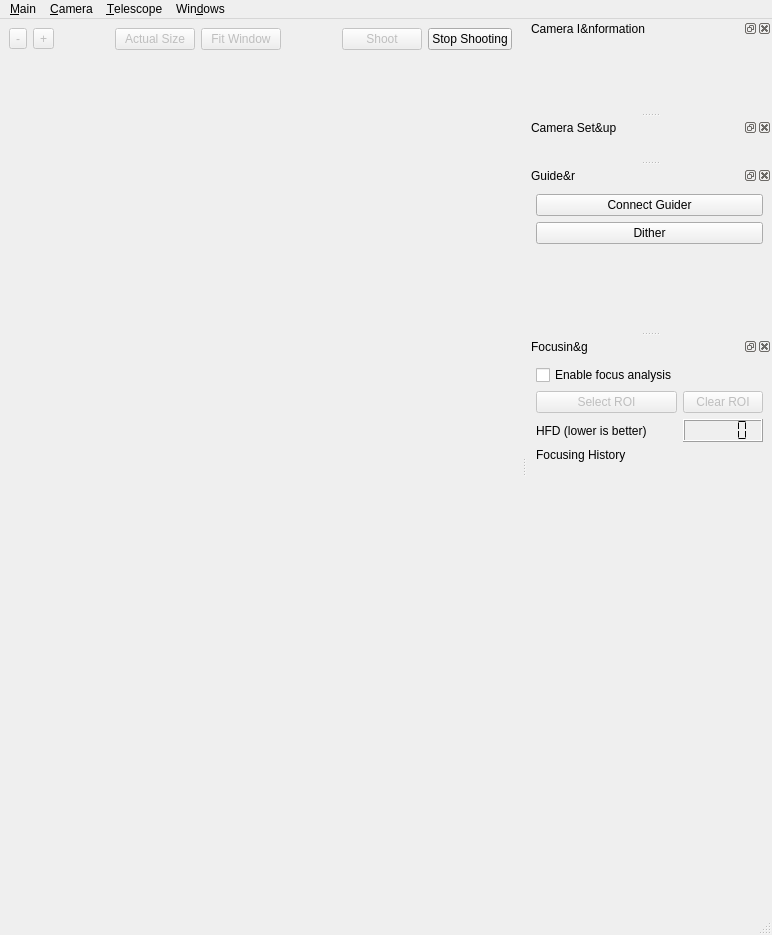
The window that dslr-qt-shooter/ui/dslr_shooter_window.ui (Edlward/GalaxyHunter) describes before a commit, drawn with Qt 5.
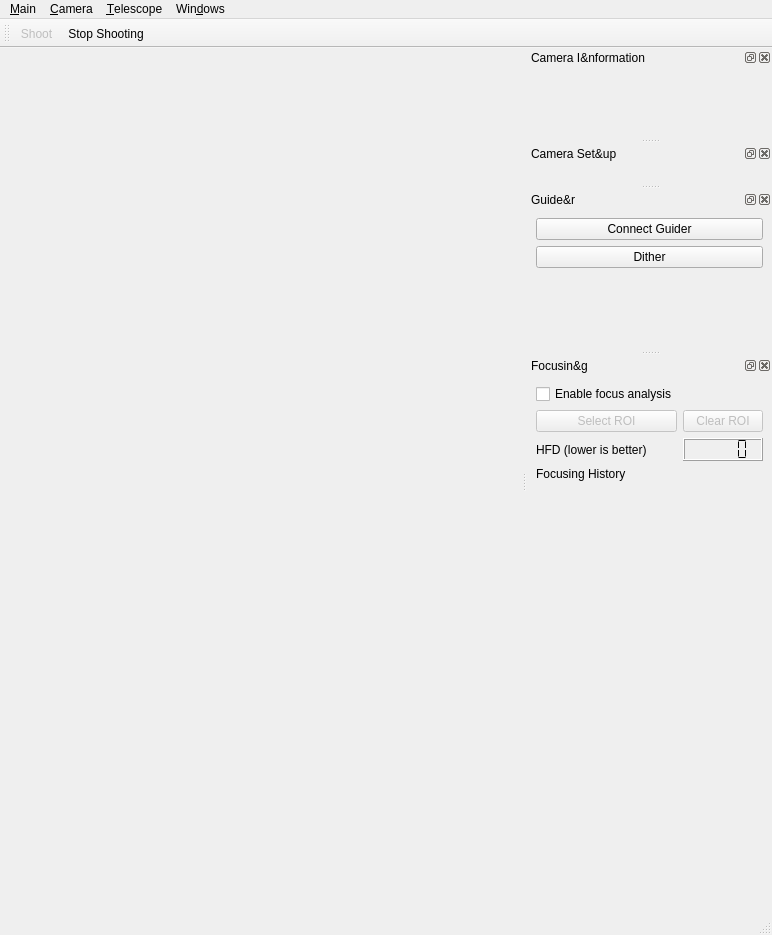
The same window after the commit. Icons and pictures are not drawn. Custom widgets are drawn as their Qt base class.

```diff
--- a/dslr-qt-shooter/ui/dslr_shooter_window.ui
+++ b/dslr-qt-shooter/ui/dslr_shooter_window.ui
@@ -15,112 +15,14 @@
   </property>
   <widget class="QWidget" name="centralwidget">
    <layout class="QGridLayout" name="gridLayout">
-    <item row="0" column="0">
-     <layout class="QVBoxLayout" name="verticalLayout_2">
-      <item>
-       <layout class="QHBoxLayout" name="horizontalLayout_2">
-        <item>
-         <widget class="QToolButton" name="zoomOut">
-          <property name="enabled">
-           <bool>false</bool>
-          </property>
-          <property name="text">
-           <string>-</string>
-          </property>
-         </widget>
-        </item>
-        <item>
-         <widget class="QToolButton" name="zoomIn">
-          <property name="enabled">
-           <bool>false</bool>
-          </property>
-          <property name="text">
-           <string>+</string>
-          </property>
-         </widget>
-        </item>
-        <item>
-         <spacer name="horizontalSpacer">
-          <property name="orientation">
-           <enum>Qt::Horizontal</enum>
-          </property>
-          <property name="sizeHint" stdset="0">
-           <size>
-            <width>40</width>
-            <height>20</height>
-           </size>
-          </property>
-         </spacer>
-        </item>
-        <item>
-         <widget class="QPushButton" name="zoomActualSize">
-          <property name="enabled">
-           <bool>false</bool>
-          </property>
-          <property name="text">
-           <string>Actual Size</string>
-          </property>
-         </widget>
-        </item>
-        <item>
-         <widget class="QPushButton" name="zoomFit">
-          <property name="enabled">
-           <bool>false</bool>
-          </property>
-          <property name="text">
-           <string>Fit Window</string>
-          </property>
-         </widget>
-        </item>
-        <item>
-         <spacer name="horizontalSpacer_2">
-          <property name="orientation">
-           <enum>Qt::Horizontal</enum>
-          </property>
-          <property name="sizeHint" stdset="0">
-           <size>
-            <width>40</width>
-            <height>20</height>
-           </size>
-          </property>
-         </spacer>
-        </item>
-        <item>
-         <widget class="QPushButton" name="shoot">
-          <property name="enabled">
-           <bool>false</bool>
-          </property>
-          <property name="text">
-           <string>Shoot</string>
-          </property>
-          <property name="flat">
-           <bool>false</bool>
-          </property>
-         </widget>
-        </item>
-        <item>
-         <widget class="QPushButton" name="stopShooting">
-          <property name="enabled">
-           <bool>true</bool>
-          </property>
-          <property name="text">
-           <string>Stop Shooting</string>
-          </property>
-         </widget>
-        </item>
-       </layout>
-      </item>
-      <item>
-       <widget class="ZoomableImage" name="imageContainer" native="true">
-        <property name="sizePolicy">
-         <sizepolicy hsizetype="Expanding" vsizetype="Expanding">
-          <horstretch>0</horstretch>
-          <verstretch>0</verstretch>
-         </sizepolicy>
-        </property>
-       </widget>
-      </item>
-     </layout>
+    <property name="topMargin">
+     <number>0</number>
+    </property>
+    <property name="bottomMargin">
+     <number>0</number>
+    </property>
+    <item row="0" column="0" colspan="2">
+     <widget class="QWidget" name="imageContainer" native="true"/>
     </item>
    </layout>
   </widget>
@@ -370,6 +272,19 @@
     </layout>
    </widget>
   </widget>
+  <widget class="QToolBar" name="toolBar">
+   <property name="windowTitle">
+    <string>Shooting</string>
+   </property>
+   <attribute name="toolBarArea">
+    <enum>TopToolBarArea</enum>
+   </attribute>
+   <attribute name="toolBarBreak">
+    <bool>false</bool>
+   </attribute>
+   <addaction name="actionShoot"/>
+   <addaction name="actionStop_Shooting"/>
+  </widget>
   <action name="actionConnect_LinGuider">
    <property name="text">
     <string>Connect LinGuider</string>
@@ -494,6 +409,32 @@
     <string>Ctrl+Shift+H</string>
    </property>
   </action>
+  <action name="actionShoot">
+   <property name="enabled">
+    <bool>false</bool>
+   </property>
+   <property name="icon">
+    <iconset theme="camera-photo">
+     <normaloff/>
+    </iconset>
+   </property>
+   <property name="text">
+    <string>Shoot</string>
+   </property>
+  </action>
+  <action name="actionStop_Shooting">
+   <property name="enabled">
+    <bool>true</bool>
+   </property>
+   <property name="icon">
+    <iconset theme="media-playback-stop">
+     <normaloff/>
+    </iconset>
+   </property>
+   <property name="text">
+    <string>Stop Shooting</string>
+   </property>
+  </action>
  </widget>
  <customwidgets>
   <customwidget>
@@ -501,11 +442,6 @@
    <extends></extends>
    <header>qwt-src/qwt_plot.h</header>
   </customwidget>
-  <customwidget>
-   <class>ZoomableImage</class>
-   <extends>QWidget</extends>
-   <header>zoomableimage.h</header>
-  </customwidget>
  </customwidgets>
  <resources/>
  <connections/>
```
